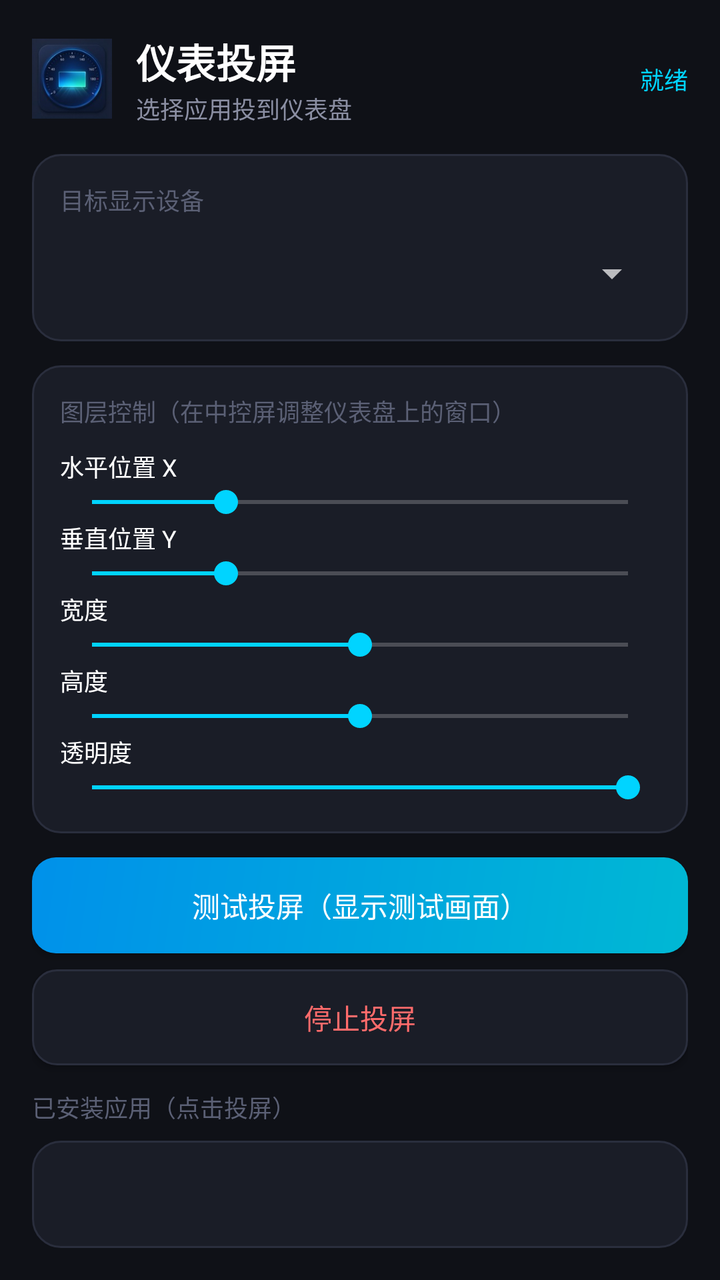
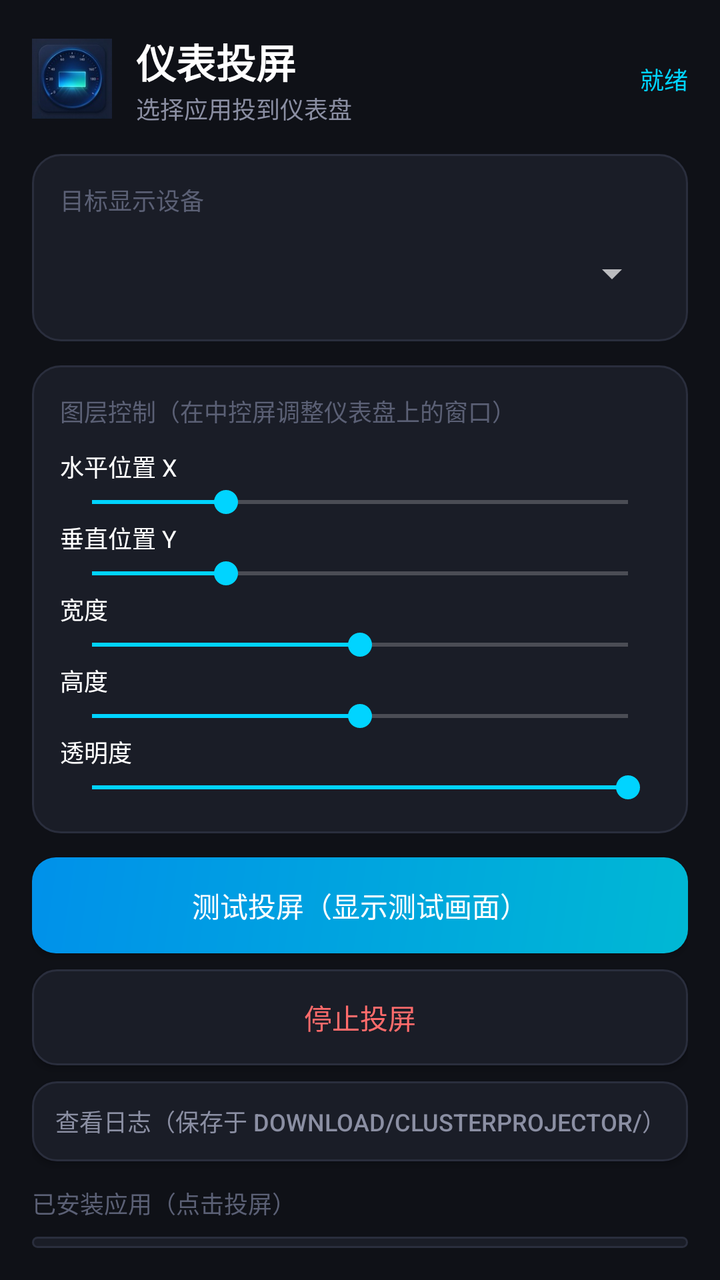

Before-and-after screenshots of an Android layout around one commit, followed by the original layout XML and the change that was made.
<!-- AndroidManifest.xml: application theme AppTheme -->
<!-- res/layout/activity_main.xml -->
<?xml version="1.0" encoding="utf-8"?>
<LinearLayout xmlns:android="http://schemas.android.com/apk/res/android"
    android:layout_width="match_parent"
    android:layout_height="match_parent"
    android:background="#0F1117"
    android:orientation="vertical"
    android:padding="16dp">

    
    <LinearLayout
        android:layout_width="match_parent"
        android:layout_height="wrap_content"
        android:orientation="horizontal"
        android:gravity="center_vertical"
        android:layout_marginBottom="14dp">

        <ImageView
            android:layout_width="40dp"
            android:layout_height="40dp"
            android:src="@mipmap/ic_launcher"
            android:layout_marginEnd="12dp" />

        <LinearLayout
            android:layout_width="0dp"
            android:layout_height="wrap_content"
            android:layout_weight="1"
            android:orientation="vertical">

            <TextView
                android:layout_width="wrap_content"
                android:layout_height="wrap_content"
                android:text="仪表投屏"
                android:textColor="#FFFFFF"
                android:textSize="20sp"
                android:textStyle="bold" />

            <TextView
                android:layout_width="wrap_content"
                android:layout_height="wrap_content"
                android:text="选择应用投到仪表盘"
                android:textColor="#8B8FA3"
                android:textSize="12sp" />
        </LinearLayout>

        <TextView
            android:id="@+id/statusText"
            android:layout_width="wrap_content"
            android:layout_height="wrap_content"
            android:text="就绪"
            android:textColor="#00D4FF"
            android:textSize="12sp" />
    </LinearLayout>

    
    <LinearLayout
        android:layout_width="match_parent"
        android:layout_height="wrap_content"
        android:orientation="vertical"
        android:background="@drawable/card_bg"
        android:padding="14dp"
        android:layout_marginBottom="12dp">

        <TextView
            android:layout_width="wrap_content"
            android:layout_height="wrap_content"
            android:text="目标显示设备"
            android:textColor="#5B6075"
            android:textSize="12sp"
            android:layout_marginBottom="8dp" />

        <Spinner
            android:id="@+id/displaySpinner"
            android:layout_width="match_parent"
            android:layout_height="40dp" />
    </LinearLayout>

    
    <LinearLayout
        android:layout_width="match_parent"
        android:layout_height="wrap_content"
        android:orientation="vertical"
        android:background="@drawable/card_bg"
        android:padding="14dp"
        android:layout_marginBottom="12dp">

        <TextView
            android:layout_width="wrap_content"
            android:layout_height="wrap_content"
            android:text="图层控制（在中控屏调整仪表盘上的窗口）"
            android:textColor="#5B6075"
            android:textSize="12sp"
            android:layout_marginBottom="10dp" />

        <TextView android:layout_width="wrap_content" android:layout_height="wrap_content"
            android:text="水平位置 X" android:textColor="#FFFFFF" android:textSize="12sp" />
        <SeekBar android:id="@+id/seekX" android:layout_width="match_parent"
            android:layout_height="wrap_content" android:max="100" android:progress="25" />

        <TextView android:layout_width="wrap_content" android:layout_height="wrap_content"
            android:text="垂直位置 Y" android:textColor="#FFFFFF" android:textSize="12sp" />
        <SeekBar android:id="@+id/seekY" android:layout_width="match_parent"
            android:layout_height="wrap_content" android:max="100" android:progress="25" />

        <TextView android:layout_width="wrap_content" android:layout_height="wrap_content"
            android:text="宽度" android:textColor="#FFFFFF" android:textSize="12sp" />
        <SeekBar android:id="@+id/seekW" android:layout_width="match_parent"
            android:layout_height="wrap_content" android:max="100" android:progress="50" />

        <TextView android:layout_width="wrap_content" android:layout_height="wrap_content"
            android:text="高度" android:textColor="#FFFFFF" android:textSize="12sp" />
        <SeekBar android:id="@+id/seekH" android:layout_width="match_parent"
            android:layout_height="wrap_content" android:max="100" android:progress="50" />

        <TextView android:layout_width="wrap_content" android:layout_height="wrap_content"
            android:text="透明度" android:textColor="#FFFFFF" android:textSize="12sp" />
        <SeekBar android:id="@+id/seekAlpha" android:layout_width="match_parent"
            android:layout_height="wrap_content" android:max="100" android:progress="100" />
    </LinearLayout>

    
    <Button
        android:id="@+id/testBtn"
        android:layout_width="match_parent"
        android:layout_height="48dp"
        android:text="测试投屏（显示测试画面）"
        android:textSize="14sp"
        android:textColor="#FFFFFF"
        android:background="@drawable/btn_primary"
        android:layout_marginBottom="8dp" />

    <Button
        android:id="@+id/stopBtn"
        android:layout_width="match_parent"
        android:layout_height="48dp"
        android:text="停止投屏"
        android:textSize="14sp"
        android:textColor="#FF6B6B"
        android:background="@drawable/btn_secondary"
        android:layout_marginBottom="12dp" />

    
    <TextView
        android:layout_width="wrap_content"
        android:layout_height="wrap_content"
        android:text="已安装应用（点击投屏）"
        android:textColor="#5B6075"
        android:textSize="12sp"
        android:layout_marginBottom="8dp" />

    
    <ListView
        android:id="@+id/appList"
        android:layout_width="match_parent"
        android:layout_height="0dp"
        android:layout_weight="1"
        android:background="@drawable/card_bg"
        android:divider="#2A2E3D"
        android:dividerHeight="1dp" />

</LinearLayout>
<!-- resources referenced by this layout -->
<resources>
  <!-- drawable btn_primary (drawable) -->
  <?xml version="1.0" encoding="utf-8"?>
  <shape xmlns:android="http://schemas.android.com/apk/res/android"
      android:shape="rectangle">
      <gradient
          android:startColor="#00B8D4"
          android:endColor="#0091EA"
          android:angle="135" />
      <corners android:radius="12dp" />
  </shape>
  <!-- drawable btn_secondary (drawable) -->
  <?xml version="1.0" encoding="utf-8"?>
  <shape xmlns:android="http://schemas.android.com/apk/res/android"
      android:shape="rectangle">
      <solid android:color="#1A1D27" />
      <corners android:radius="12dp" />
      <stroke android:width="1dp" android:color="#2A2E3D" />
  </shape>
  <!-- drawable card_bg (drawable) -->
  <?xml version="1.0" encoding="utf-8"?>
  <shape xmlns:android="http://schemas.android.com/apk/res/android"
      android:shape="rectangle">
      <solid android:color="#1A1D27" />
      <corners android:radius="14dp" />
      <stroke android:width="1dp" android:color="#2A2E3D" />
  </shape>
  <!-- mipmap ic_launcher: png bitmap (mipmap-hdpi, 2421 bytes) -->
  <style name="AppTheme" parent="android:Theme.Material.NoActionBar">
          <item name="android:windowBackground">#0F1117</item>
          <item name="android:statusBarColor">#0F1117</item>
          <item name="android:colorAccent">#00D4FF</item>
      </style>
</resources>

<!-- the commit's change to res/layout/activity_main.xml (unified diff, before → after) -->
@@ -136,6 +136,16 @@
         android:textSize="14sp"
         android:textColor="#FF6B6B"
         android:background="@drawable/btn_secondary"
+        android:layout_marginBottom="8dp" />
+
+    <Button
+        android:id="@+id/logBtn"
+        android:layout_width="match_parent"
+        android:layout_height="40dp"
+        android:text="查看日志（保存于 Download/clusterprojector/）"
+        android:textSize="12sp"
+        android:textColor="#8B8FA3"
+        android:background="@drawable/btn_secondary"
         android:layout_marginBottom="12dp" />
 
     
